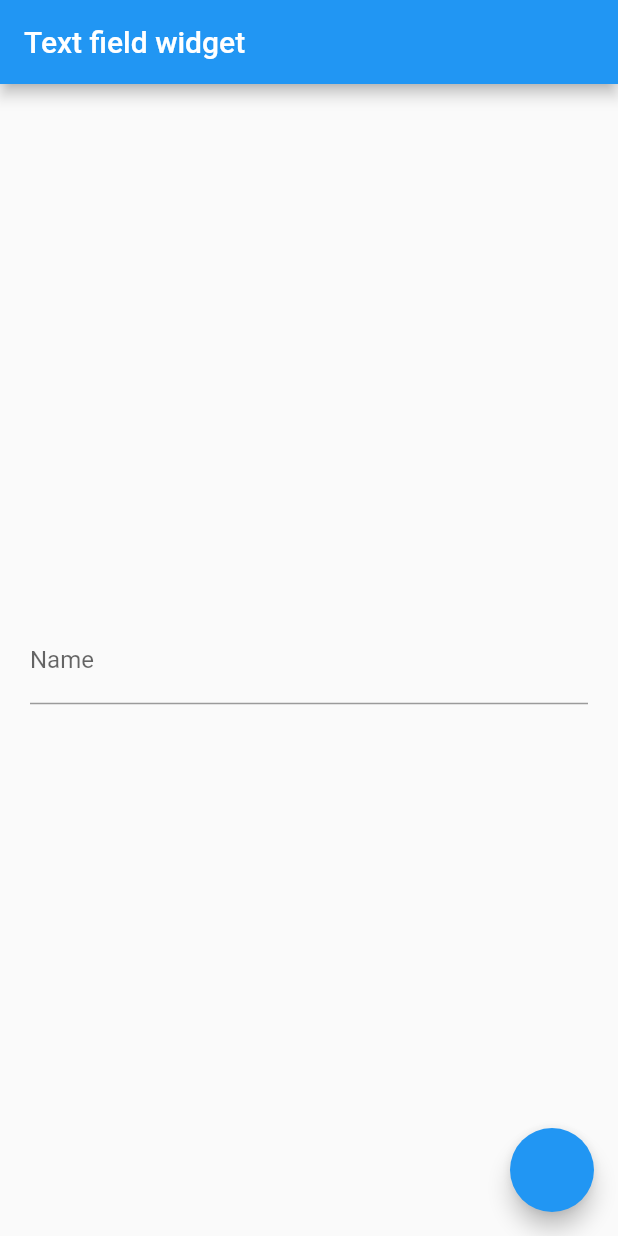
After one commit to usmanbhatti789/stateful, a Flutter app: the screen it shows after launch, on a phone screen of 412 x 824 dp. The commit adds this screen. Run offline on Flutter 3.47's test engine with Material 2 defaults, Android fonts, the phone set to English and light mode, and no system bars.

Commit message:
added custom widget

```diff
--- /dev/null
+++ b/lib/custom_widgets/custome_text_field.dart
@@ -0,0 +1,25 @@
+import 'package:flutter/material.dart';
+
+class CustomTextField extends StatelessWidget {
+  @override
+  Widget build(BuildContext context) {
+    return Padding(
+      padding: EdgeInsets.all(20),
+      child: Center(
+        child: TextField(
+          keyboardType: TextInputType.text,
+          textCapitalization: TextCapitalization.words,
+          // obscureText: true,
+          onSubmitted: (a) {
+            debugPrint("submit button clicked");
+          },
+          decoration: InputDecoration(
+              labelText: "Name",
+              //meri jan
+              hintText: "enter your name"),
+        ),
+      ),
+    );
+
+  }
+}
```
Also changed, not shown: lib/main.dart (+4 -15 lines).
